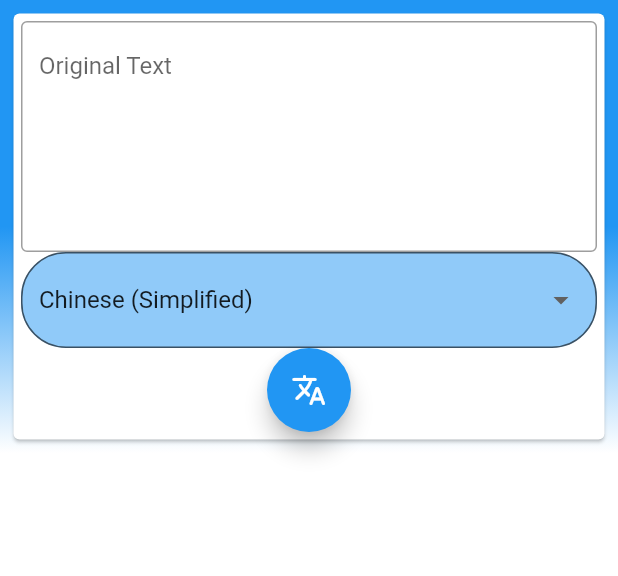
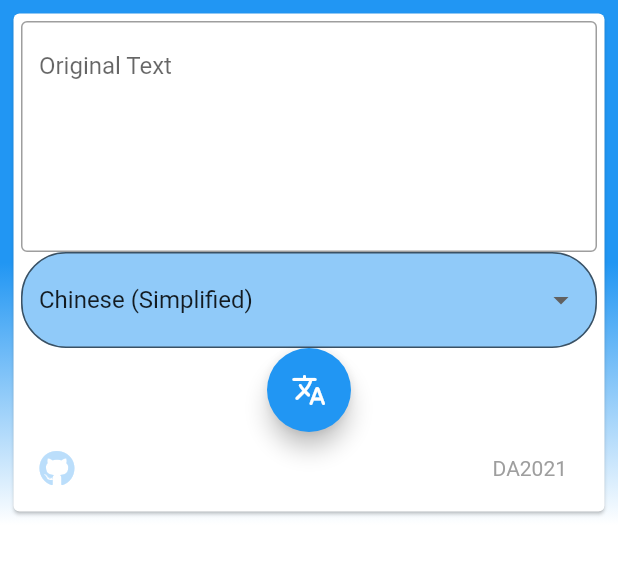
Before and after one commit to sscast/onlinetranslator, a Flutter app: the screen it shows after launch, on a phone screen of 412 x 824 dp, the part 84-660 px from its top. Run offline on Flutter 3.47's test engine with Material 2 defaults, Android fonts, the phone set to English and light mode, and no system bars; our stand-ins replace cloud_firestore, equatable, firebase_auth, font_awesome_flutter; missing offline and left inert: pedantic, translator; accounts and stored records are empty; Roboto replaces fonts that are missing (Noto).

Commit message:
add footer

```diff
--- /dev/null
+++ b/lib/footer.dart
@@ -0,0 +1,54 @@
+import 'package:flutter/material.dart';
+// import 'package:sky_engine/js/js.dart' as js;
+import 'package:url_launcher/url_launcher.dart';
+// import 'responsive_widget.dart';
+import 'package:font_awesome_flutter/font_awesome_flutter.dart';
+
+class Footer extends StatelessWidget {
+  final String github = "https://github.com/sscast/onlinetranslator";
+
+  _launchURL(String url) async {
+    if (await canLaunch(url)) {
+      await launch(url);
+    } else {
+      throw "Could not open $url";
+    }
+  }
+
+  List<Widget> socialMediaWidgets() {
+    return [
+      IconButton(
+        icon: FaIcon(FontAwesomeIcons.github),
+        onPressed: () {
+          _launchURL(github);
+        },
+        color: Colors.blue[100],
+      ),
+    ];
+  }
+
+  Widget copyRightText() => Text(
+        "DA2021",
+        textAlign: TextAlign.center,
+        style: TextStyle(
+          color: Colors.grey,
+        ),
+      );
+
+  @override
+  Widget build(BuildContext context) {
+    return Row(
+      mainAxisAlignment: MainAxisAlignment.spaceBetween,
+      children: <Widget>[
+        Row(
+          mainAxisAlignment: MainAxisAlignment.start,
+          children: socialMediaWidgets(),
+        ),
+        Container(
+          child: copyRightText(),
+          padding: EdgeInsets.only(right: 20),
+        ),
+      ],
+    );
+  }
+}
--- a/lib/translate.dart
+++ b/lib/translate.dart
@@ -4,6 +4,7 @@ import 'package:pedantic/pedantic.dart';
 import 'package:translatetest/post.dart';
 import 'package:translatetest/util/show_exception_alert_dialog.dart';
 import 'package:translator/translator.dart';
+import 'package:translatetest/footer.dart';
 
 class TranslatePage extends StatefulWidget {
   const TranslatePage({Key key, this.post}) : super(key: key);
@@ -306,6 +307,7 @@ class _TranslatePageState extends State<TranslatePage> {
             },
           ),
         ),
+      Container(child: Footer()),
     ];
   }
 }
--- a/pubspec.yaml
+++ b/pubspec.yaml
@@ -28,10 +28,12 @@ dependencies:
   # Use with the CupertinoIcons class for iOS style icons.
   cupertino_icons: ^1.0.2
   firebase_auth:
-  equatable: ^1.2.6
+  equatable: ^2.0.0
   googleapis: any
   translator: ^0.1.6+1
   cloud_firestore:
+  url_launcher:
+  font_awesome_flutter:
 
 dev_dependencies:
   flutter_test:
```
